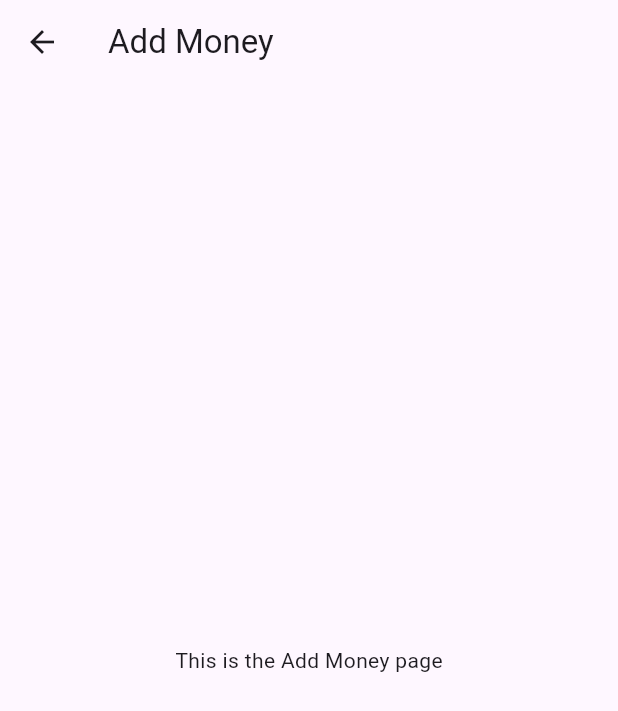
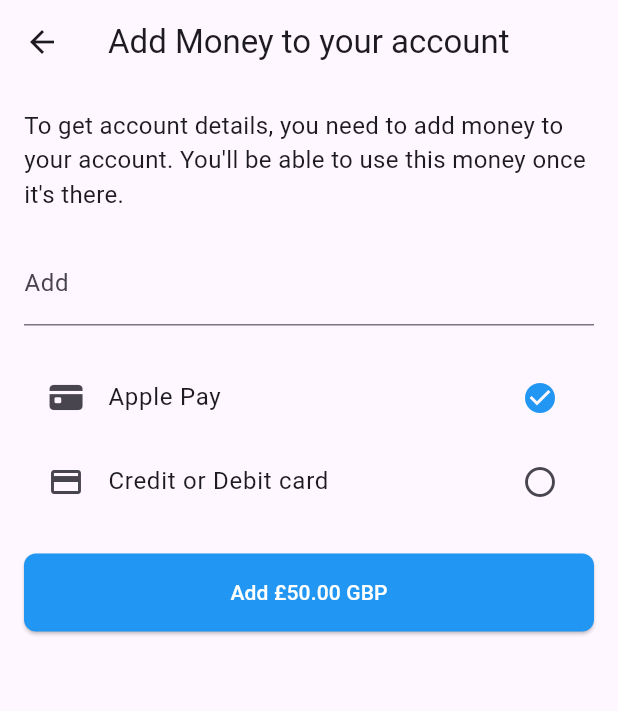
Before and after one commit to malikobansa/nairaverseApp, a Flutter app: the AddMoney screen opened directly, on a phone screen of 412 x 824 dp. Shown: the top 711 px of the screen. Run offline on Flutter 3.47's test engine with Material 3 defaults, Android fonts, the phone set to English and light mode, and no system bars; our stand-ins replace appwrite, firebase_core; missing offline and left inert: flutterwave_standard, introduction_slider; accounts and stored records are empty.

Commit message:
updated the add money page

```diff
--- a/lib/pages/categories/addmoney.dart
+++ b/lib/pages/categories/addmoney.dart
@@ -1,14 +1,148 @@
 import 'package:flutter/material.dart';
+import 'package:flutter/cupertino.dart';
+import 'package:flutterwave_standard/flutterwave.dart';
 
-class AddMoney extends StatelessWidget {
-  const AddMoney({super.key});
+
+class AddMoney extends StatefulWidget {
+  const AddMoney({Key? key}) : super(key: key);
+
+  @override
+  _AddMoneyState createState() => _AddMoneyState();
+}
+
+class _AddMoneyState extends State<AddMoney> {
+  String selectedPaymentMethod = 'applePay';
+    final TextEditingController _amountController = TextEditingController();
+
+  @override
+  void dispose() {
+    _amountController.dispose();
+    super.dispose();
+  }
+
+  void _handlePaymentMethodChange(String method) {
+    setState(() {
+      selectedPaymentMethod = method;
+    });
+  }
+
+
+Future<void> _processPaymentWithFlutterwave() async {
+  final String amount = _amountController.text.trim();
+
+  // Validate the amount
+  if (amount.isEmpty || double.tryParse(amount) == null) {
+    ScaffoldMessenger.of(context).showSnackBar(
+      const SnackBar(content: Text('Please enter a valid amount')),
+    );
+    return;
+  }
+
+  // Prepare the Flutterwave payment details
+  final Flutterwave flutterwave = Flutterwave.forUIPayment(
+      amount: amount,
+      currency: 'NGN',
+      context: this.context,
+      publicKey: 'FLWPUBK-xxxxxxxxxxxxxxxxxxxxx-X',
+      encryptionKey: 'FLWSECK-xxxxxxxxxxxxxxxxxxxxx-X',
+      email: 'customer@example.com',
+      fullName: 'Customer Name',
+      txRef: DateTime.now().toIso8601String(),
+      isDebugMode: true, // Set to false in production
+      phoneNumber: '08123456789',
+      paymentOptions: 'card, mobilemoney, ussd',
+      redirectUrl: 'https://www.your-redirect-url.com/',
+  );
+
+  try {
+    // Initiate the payment process and await the response
+    final ChargeResponse response = await flutterwave.charge();
+    if (response != null) {
+      // Check if transaction is successful
+      if (response.status == FlutterwaveConstants.SUCCESSFUL) {
+        ScaffoldMessenger.of(context).showSnackBar(
+          SnackBar(content: Text('Payment successful: ${response.transactionId}')),
+        );
+      } else {
+        // Handle unsuccessful transaction
+        ScaffoldMessenger.of(context).showSnackBar(
+          SnackBar(content: Text('Payment failed: ${response.message}')),
+        );
+      }
+    } else {
+      // Handle null response
+      ScaffoldMessenger.of(context).showSnackBar(
+        const SnackBar(content: Text('No response from Flutterwave')),
+      );
+    }
+  } catch (error) {
+    // Handle errors
+    ScaffoldMessenger.of(context).showSnackBar(
+      SnackBar(content: Text('Payment error: $error')),
+    );
+  }
+}
+
+
 
   @override
   Widget build(BuildContext context) {
     return Scaffold(
-      appBar: AppBar(title: Text('Add Money')),
-      body: Center(
-        child: Text('This is the Add Money page'),
+      appBar: AppBar(
+        title: const Text('Add Money to your account'),
+      ),
+      body: Padding(
+        padding: const EdgeInsets.all(16.0),
+        child: Column(
+          crossAxisAlignment: CrossAxisAlignment.stretch,
+          children: <Widget>[
+            const Text(
+              'To get account details, you need to add money to your account. You\'ll be able to use this money once it\'s there.',
+              style: TextStyle(fontSize: 16),
+            ),
+            const SizedBox(height: 20),
+            TextFormField(
+              controller: _amountController,
+              keyboardType: TextInputType.number,
+              decoration: const InputDecoration(
+                labelText: 'Add',
+                prefixText: '£',
+              ),
+            ),
+            const SizedBox(height: 20),
+            ListTile(
+              leading: const Icon(CupertinoIcons.creditcard_fill),
+              title: const Text('Apple Pay'),
+              trailing: Icon(
+                selectedPaymentMethod == 'applePay' ? Icons.check_circle : Icons.radio_button_unchecked,
+                color: selectedPaymentMethod == 'applePay' ? Colors.blue : null,
+              ),
+              onTap: () => _handlePaymentMethodChange('applePay'),
+            ),
+            ListTile(
+              leading: const Icon(Icons.credit_card),
+              title: const Text('Credit or Debit card'),
+              trailing: Icon(
+                selectedPaymentMethod == 'card' ? Icons.check_circle : Icons.radio_button_unchecked,
+                color: selectedPaymentMethod == 'card' ? Colors.blue : null,
+              ),
+              onTap: () => _handlePaymentMethodChange('card'),
+            ),
+            const SizedBox(height: 20),
+            ElevatedButton(
+              child: const Text('Add £50.00 GBP'),
+              onPressed: _processPaymentWithFlutterwave,
+              style: ElevatedButton.styleFrom(
+                backgroundColor: Colors.blue,
+                foregroundColor: Colors.white,
+                shape: RoundedRectangleBorder(
+                  borderRadius: BorderRadius.circular(8.0),
+                ),
+                padding: const EdgeInsets.all(16.0),
+              ),
+            ),
+          ],
+        ),
       ),
     );
   }
--- a/pubspec.yaml
+++ b/pubspec.yaml
@@ -39,6 +39,8 @@ dependencies:
   firebase_core: ^2.25.4
   appwrite: ^11.0.1
   indexed: ^0.0.8
+  ade_flutterwave_working_version: ^0.0.2+2
+  flutterwave_standard: ^1.0.7
 
 dev_dependencies:
   flutter_test:
```
Also changed, not shown: lib/pages/auth/login.dart (+8 -2 lines), pubspec.lock.
